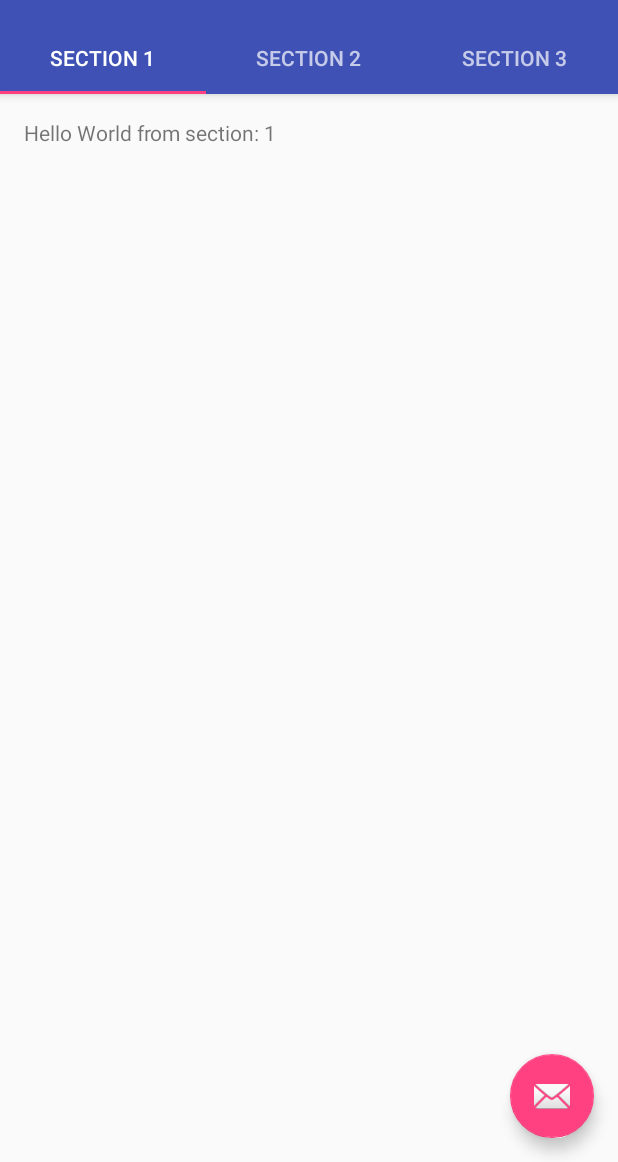
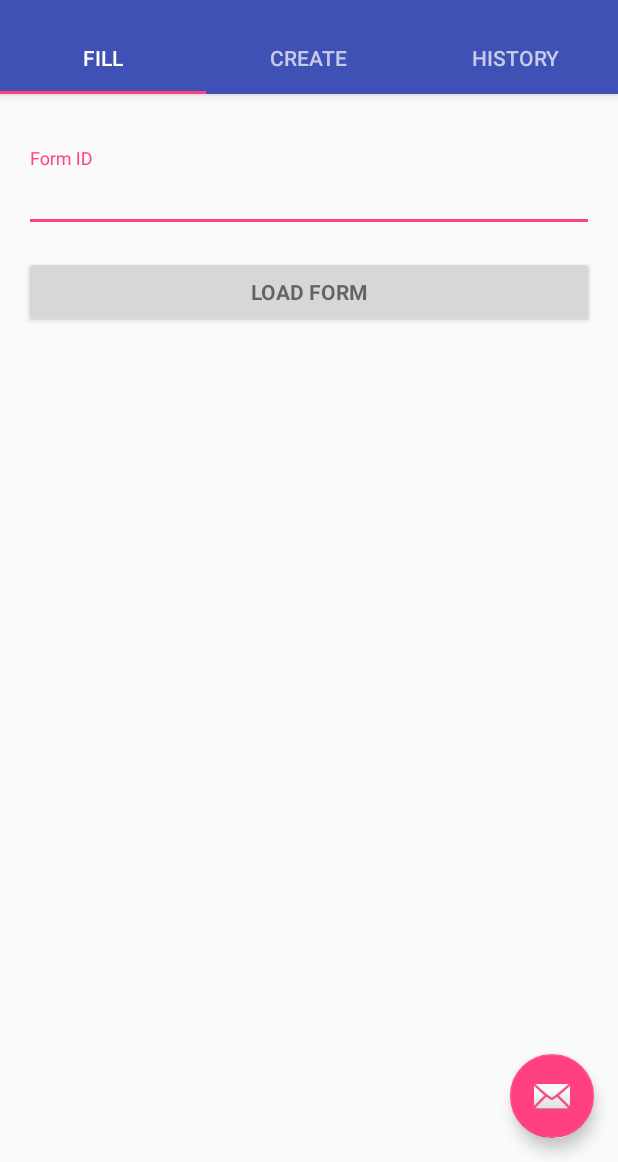
Before and after one commit to eightnoteight/nullform, an Android app: the MainActivity screen opened directly, with no data from a screen before it, on a phone screen of 412 x 824 dp, the part 74-1236 px from its top. Run offline under Robolectric (Android 15) with nearby library versions, the phone set to English and light mode, and no system bars.

```diff
--- a/app/src/main/java/smartzero/eightnoteight/nullform/MainActivity.java
+++ b/app/src/main/java/smartzero/eightnoteight/nullform/MainActivity.java
@@ -88,45 +88,46 @@ public class MainActivity extends AppCompatActivity {
         return super.onOptionsItemSelected(item);
     }
 
-    /**
-     * A placeholder fragment containing a simple view.
-     */
-    public static class PlaceholderFragment extends Fragment {
-        /**
-         * The fragment argument representing the section number for this
-         * fragment.
-         */
-        private static final String ARG_SECTION_NUMBER = "section_number";
 
-        public PlaceholderFragment() {
+    public static class FillFormFragment extends Fragment {
+        public FillFormFragment() {
         }
 
-        /**
-         * Returns a new instance of this fragment for the given section
-         * number.
-         */
-        public static PlaceholderFragment newInstance(int sectionNumber) {
-            PlaceholderFragment fragment = new PlaceholderFragment();
-            Bundle args = new Bundle();
-            args.putInt(ARG_SECTION_NUMBER, sectionNumber);
-            fragment.setArguments(args);
-            return fragment;
+        @Override
+        public View onCreateView(LayoutInflater inflater, ViewGroup container,
+                                 Bundle savedInstaceState) {
+            View rootView = inflater.inflate(R.layout.fragment_fillform, container, false);
+            /*
+            * fragment setup
+            * */
+            return rootView;
+        }
+    }
+
+    public static class CreateFormFragment extends Fragment {
+        public CreateFormFragment() {
         }
 
         @Override
         public View onCreateView(LayoutInflater inflater, ViewGroup container,
                                  Bundle savedInstanceState) {
-            View rootView = inflater.inflate(R.layout.fragment_main, container, false);
-            TextView textView = (TextView) rootView.findViewById(R.id.section_label);
-            textView.setText(getString(R.string.section_format, getArguments().getInt(ARG_SECTION_NUMBER)));
-            return rootView;
+            View rootView = inflater.inflate(R.layout.fragment_createform, container, false);
+            return  rootView;
         }
     }
 
-    /**
-     * A {@link FragmentPagerAdapter} that returns a fragment corresponding to
-     * one of the sections/tabs/pages.
-     */
+    public static class HistoryFragment extends Fragment {
+        public HistoryFragment() {
+        }
+
+        @Override
+        public View onCreateView(LayoutInflater inflater, ViewGroup container,
+                                 Bundle savedInstanceState) {
+            View rootView = inflater.inflate(R.layout.fragment_history, container, false);
+            return  rootView;
+        }
+    }
+
     public class SectionsPagerAdapter extends FragmentPagerAdapter {
 
         public SectionsPagerAdapter(FragmentManager fm) {
@@ -137,12 +138,19 @@ public class MainActivity extends AppCompatActivity {
         public Fragment getItem(int position) {
             // getItem is called to instantiate the fragment for the given page.
             // Return a PlaceholderFragment (defined as a static inner class below).
-            return PlaceholderFragment.newInstance(position + 1);
+            switch (position) {
+                case 0:
+                    return new FillFormFragment();
+                case 1:
+                    return new CreateFormFragment();
+                case 2:
+                    return new HistoryFragment();
+            }
+            return null;
         }
 
         @Override
         public int getCount() {
-            // Show 3 total pages.
             return 3;
         }
 
@@ -150,11 +158,11 @@ public class MainActivity extends AppCompatActivity {
         public CharSequence getPageTitle(int position) {
             switch (position) {
                 case 0:
-                    return "SECTION 1";
+                    return "FILL";
                 case 1:
-                    return "SECTION 2";
+                    return "CREATE";
                 case 2:
-                    return "SECTION 3";
+                    return "HISTORY";
             }
             return null;
         }
--- a/app/src/main/res/layout/activity_login.xml
+++ b/app/src/main/res/layout/activity_login.xml
@@ -107,7 +107,7 @@
                     android:layout_marginTop="16dp"
                     android:text="@string/action_register"
                     android:textStyle="bold"
-                    android:onClick="attemptLogin"/>
+                    android:onClick="attemptRegister"/>
             </LinearLayout>
 
 
--- /dev/null
+++ b/app/src/main/res/layout/fragment_fillform.xml
@@ -0,0 +1,32 @@
+<LinearLayout xmlns:android="http://schemas.android.com/apk/res/android"
+    xmlns:tools="http://schemas.android.com/tools"
+    android:layout_width="match_parent"
+    android:layout_height="match_parent"
+    android:gravity="center_horizontal"
+    android:orientation="vertical"
+    android:paddingBottom="@dimen/activity_vertical_margin"
+    android:paddingLeft="@dimen/activity_horizontal_margin"
+    android:paddingRight="@dimen/activity_horizontal_margin"
+    android:paddingTop="@dimen/activity_vertical_margin">
+
+    <android.support.design.widget.TextInputLayout
+        android:paddingTop="@dimen/form_id_padding_top"
+        android:layout_width="match_parent"
+        android:layout_height="wrap_content"
+        android:orientation="horizontal">
+        <EditText
+            android:id="@+id/form_id"
+            android:layout_width="match_parent"
+            android:layout_height="wrap_content"
+            android:hint="@string/prompt_form_id"/>
+    </android.support.design.widget.TextInputLayout>
+    <Button
+        android:id="@+id/load_form_button"
+        style="?android:textAppearanceSmall"
+        android:layout_width="match_parent"
+        android:layout_height="wrap_content"
+        android:layout_marginTop="16dp"
+        android:text="@string/action_load_form"
+        android:textStyle="bold" />
+
+</LinearLayout>
--- a/app/src/main/res/values/dimens.xml
+++ b/app/src/main/res/values/dimens.xml
@@ -4,4 +4,5 @@
     <dimen name="activity_vertical_margin">16dp</dimen>
     <dimen name="fab_margin">16dp</dimen>
     <dimen name="appbar_padding_top">8dp</dimen>
+    <dimen name="form_id_padding_top">20dp</dimen>
 </resources>
--- a/app/src/main/res/values/strings.xml
+++ b/app/src/main/res/values/strings.xml
@@ -5,10 +5,12 @@
     <string name="prompt_email">Email</string>
     <string name="prompt_password">Password</string>
     <string name="prompt_confirm_password">Confirm Password</string>
+    <string name="prompt_form_id">Form ID</string>
     <string name="action_signin">sign in</string>
     <string name="action_signin_short">go</string>
     <string name="action_register">register</string>
     <string name="action_register_short">go</string>
+    <string name="action_load_form">load form</string>
     <string name="error_invalid_email">This email address is invalid</string>
     <string name="error_invalid_password">This password is too short</string>
     <string name="error_incorrect_password">This password is incorrect</string>
```
Also changed, not shown: app/build.gradle (+6 -5 lines), app/src/main/java/smartzero/eightnoteight/nullform/LoginActivity.java (+76 -93 lines), app/src/main/res/layout/fragment_createform.xml (added, +32 -0 lines), app/src/main/res/layout/fragment_history.xml (added, +14 -0 lines).
